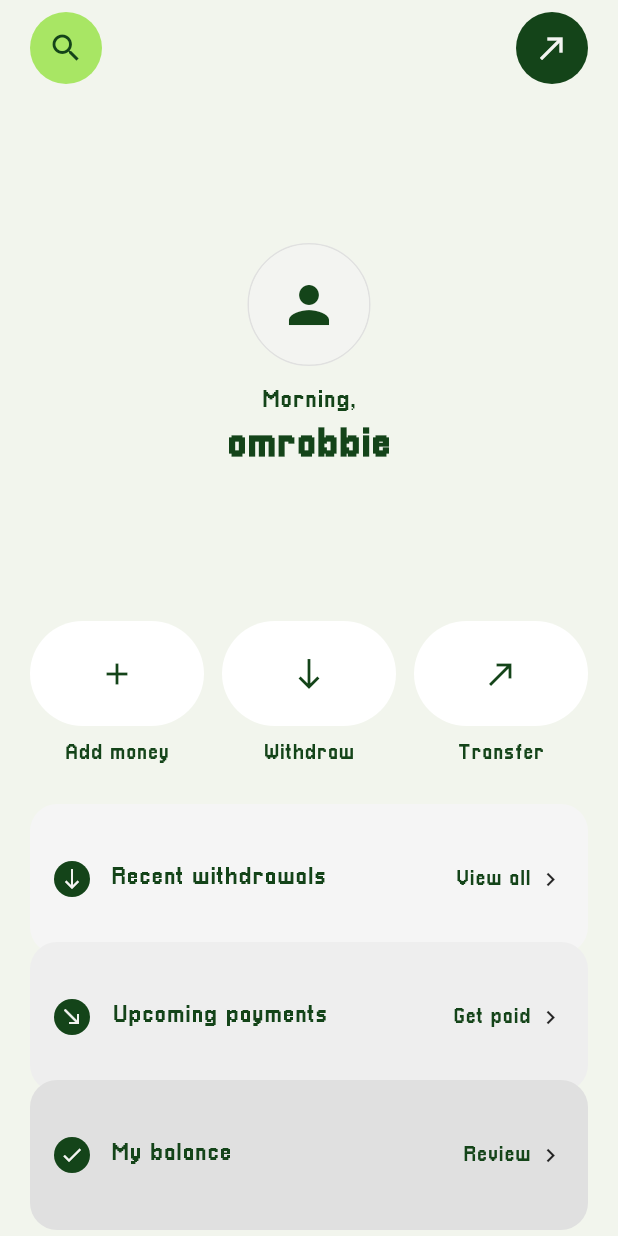
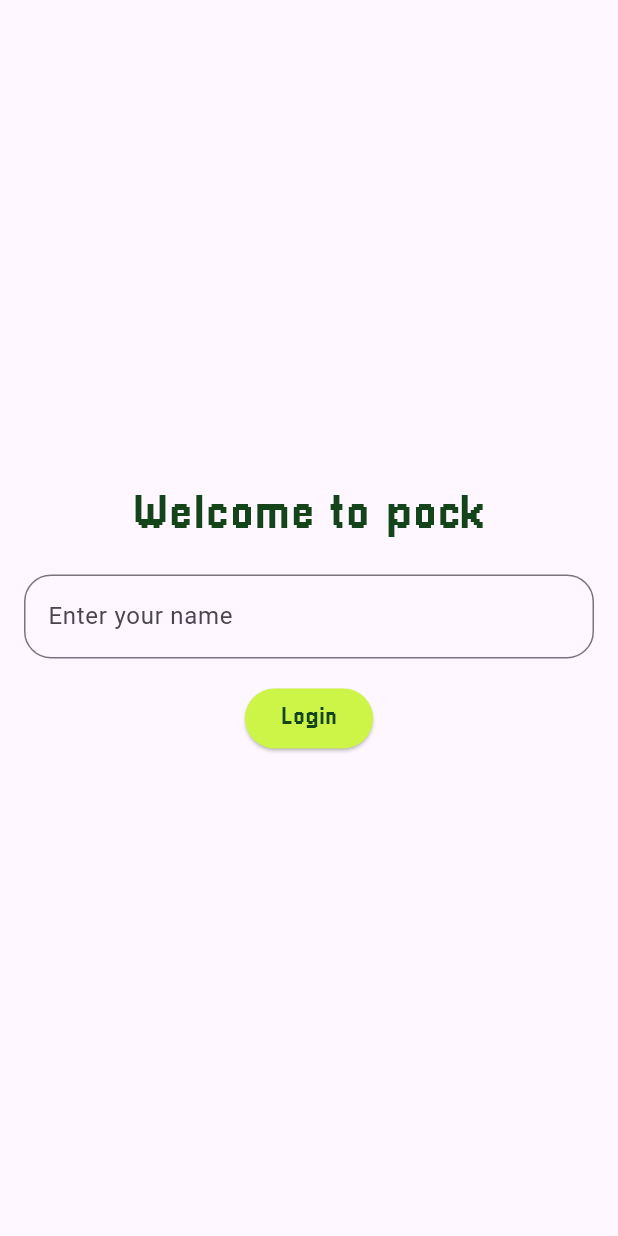
Before and after one commit to omrobbie/dicoding-belajar-membuat-aplikasi-flutter-untuk-pemula, a Flutter app: the screen it shows after launch, on a phone screen of 412 x 824 dp. Run offline on Flutter 3.47's test engine with Material 3 defaults, Android fonts, the phone set to English and light mode, and no system bars.

Commit message:
add login screen, bugfixing

```diff
--- a/lib/component/header_section.dart
+++ b/lib/component/header_section.dart
@@ -27,6 +27,7 @@ class HeaderSection extends StatelessWidget {
   @override
   Widget build(BuildContext context) {
     final bool isTitleEmpty = title == null || title!.isEmpty;
+
     return Scaffold(
       backgroundColor: ThemeColors.backgroudColor,
       body: SafeArea(
--- a/lib/component/list_menu_section.dart
+++ b/lib/component/list_menu_section.dart
@@ -28,15 +28,17 @@ class ListMenuSection extends StatelessWidget {
     ];
 
     return Column(
-      spacing: -8,
       children: [
         for (var item in listMenu.asMap().entries)
-          ListMenuItemCard(
-            index: item.key,
-            menuId: item.value['menu_id'],
-            icon: item.value['icon'],
-            title: item.value['title'],
-            action: item.value['action'],
+          Transform.translate(
+            offset: Offset(0, (-8 * (item.key + 1))),
+            child: ListMenuItemCard(
+              index: item.key,
+              menuId: item.value['menu_id'],
+              icon: item.value['icon'],
+              title: item.value['title'],
+              action: item.value['action'],
+            ),
           ),
       ],
     );
--- a/lib/component/profile_section.dart
+++ b/lib/component/profile_section.dart
@@ -3,7 +3,8 @@ import 'package:pock/component/custom_text.dart';
 import 'package:pock/component/profile_avatar.dart';
 
 class ProfileSection extends StatelessWidget {
-  const ProfileSection({super.key});
+  final String username;
+  const ProfileSection({super.key, this.username = ''});
 
   @override
   Widget build(BuildContext context) {
@@ -21,7 +22,7 @@ class ProfileSection extends StatelessWidget {
 
             const CustomText(text: 'Morning,'),
 
-            const CustomText(text: 'omrobbie', fontSize: 26, fontWeight: .bold),
+            CustomText(text: username, fontSize: 26, fontWeight: .bold),
           ],
         ),
       ),
--- a/lib/main.dart
+++ b/lib/main.dart
@@ -1,5 +1,5 @@
 import 'package:flutter/material.dart';
-import 'package:pock/screen/dashboard.dart';
+import 'package:pock/screen/login.dart';
 
 void main() {
   runApp(const MainApp());
@@ -13,7 +13,7 @@ class MainApp extends StatelessWidget {
     return MaterialApp(
       debugShowCheckedModeBanner: false,
       title: 'pock: Your Wallet',
-      home: Dashboard(),
+      home: Login(),
     );
   }
 }
--- a/lib/screen/dashboard.dart
+++ b/lib/screen/dashboard.dart
@@ -5,7 +5,8 @@ import 'package:pock/component/list_menu_section.dart';
 import 'package:pock/component/profile_section.dart';
 
 class Dashboard extends StatelessWidget {
-  const Dashboard({super.key});
+  final String username;
+  const Dashboard({super.key, this.username = ''});
 
   @override
   Widget build(BuildContext context) {
@@ -19,7 +20,7 @@ class Dashboard extends StatelessWidget {
         debugPrint('header section: right button pressed');
       },
       children: [
-        ProfileSection(),
+        ProfileSection(username: username),
         ActionSection(),
         const SizedBox(height: 24),
         ListMenuSection(),
--- /dev/null
+++ b/lib/screen/login.dart
@@ -0,0 +1,72 @@
+import 'package:flutter/material.dart';
+import 'package:pock/base/theme_colors.dart';
+import 'package:pock/component/custom_text.dart';
+import 'package:pock/screen/dashboard.dart';
+
+class Login extends StatefulWidget {
+  const Login({super.key});
+
+  @override
+  State<Login> createState() => _LoginState();
+}
+
+class _LoginState extends State<Login> {
+  final TextEditingController _nameController = TextEditingController();
+
+  String name = "";
+
+  @override
+  void dispose() {
+    _nameController.dispose();
+    super.dispose();
+  }
+
+  @override
+  Widget build(BuildContext context) {
+    return Scaffold(
+      body: SafeArea(
+        child: Padding(
+          padding: .symmetric(horizontal: 16),
+          child: Center(
+            child: Column(
+              mainAxisAlignment: .center,
+              spacing: 16,
+              children: [
+                CustomText(text: 'Welcome to pock', fontSize: 32),
+                TextField(
+                  controller: _nameController,
+                  decoration: InputDecoration(
+                    hintText: 'Enter your name',
+                    border: OutlineInputBorder(
+                      borderRadius: .circular(18),
+                      borderSide: BorderSide(color: ThemeColors.grass),
+                    ),
+                    focusedBorder: OutlineInputBorder(
+                      borderRadius: .circular(18),
+                      borderSide: BorderSide(color: ThemeColors.grass),
+                    ),
+                  ),
+                ),
+                ElevatedButton(
+                  onPressed: () {
+                    Navigator.push(
+                      context,
+                      MaterialPageRoute(
+                        builder: (context) =>
+                            Dashboard(username: _nameController.text),
+                      ),
+                    );
+                  },
+                  style: ButtonStyle(
+                    backgroundColor: WidgetStateProperty.all(ThemeColors.lime),
+                  ),
+                  child: CustomText(text: 'Login'),
+                ),
+              ],
+            ),
+          ),
+        ),
+      ),
+    );
+  }
+}
```
